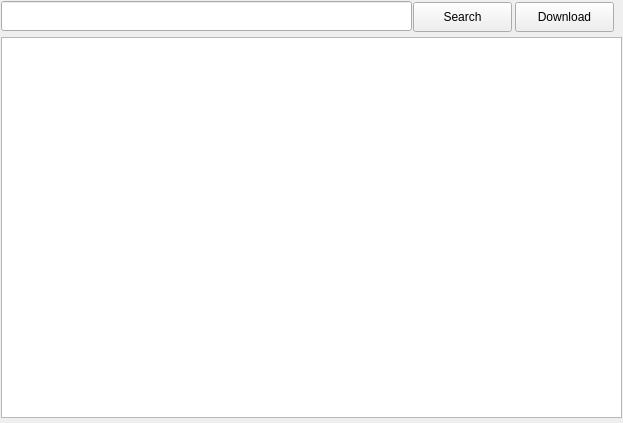
Old version of the form src/design/main.ui in the repository petrushev/gettornado.
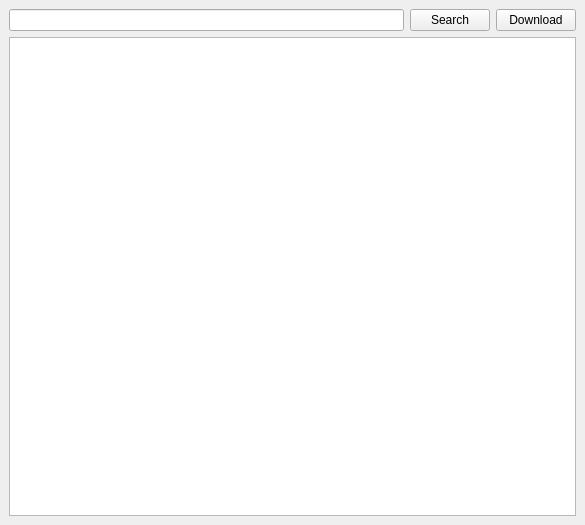
New version of the form.

Commit message: - Dynamicaly resizable design - Ported to Qt5

```diff
--- a/src/design/main.ui
+++ b/src/design/main.ui
@@ -6,59 +6,50 @@
    <rect>
     <x>0</x>
     <y>0</y>
-    <width>623</width>
-    <height>423</height>
+    <width>585</width>
+    <height>525</height>
    </rect>
   </property>
   <property name="windowTitle">
    <string>Torent Downloader</string>
   </property>
   <widget class="QWidget" name="Centralwidget">
+   <layout class="QVBoxLayout" name="verticalLayout">
+    <item>
+     <layout class="QHBoxLayout" name="horizontalLayout">
+      <item>
+       <widget class="QLineEdit" name="qText"/>
+      </item>
+      <item>
    <widget class="QPushButton" name="searchBtn">
-    <property name="geometry">
-     <rect>
-      <x>413</x>
-      <y>2</y>
-      <width>99</width>
-      <height>30</height>
-     </rect>
+        <property name="maximumSize">
+         <size>
+          <width>100</width>
+          <height>16777215</height>
+         </size>
     </property>
     <property name="text">
      <string>Search</string>
     </property>
    </widget>
+      </item>
+      <item>
    <widget class="QPushButton" name="downloadBtn">
-    <property name="geometry">
-     <rect>
-      <x>515</x>
-      <y>2</y>
-      <width>99</width>
-      <height>30</height>
-     </rect>
+        <property name="maximumSize">
+         <size>
+          <width>100</width>
+          <height>16777215</height>
+         </size>
     </property>
     <property name="text">
      <string>Download</string>
     </property>
    </widget>
-   <widget class="QLineEdit" name="qText">
-    <property name="geometry">
-     <rect>
-      <x>1</x>
-      <y>1</y>
-      <width>411</width>
-      <height>30</height>
-     </rect>
-    </property>
-   </widget>
+      </item>
+     </layout>
+    </item>
+    <item>
    <widget class="QTableWidget" name="resultList">
-    <property name="geometry">
-     <rect>
-      <x>1</x>
-      <y>37</y>
-      <width>621</width>
-      <height>381</height>
-     </rect>
-    </property>
     <property name="gridStyle">
      <enum>Qt::DotLine</enum>
     </property>
@@ -80,6 +71,8 @@
     <column/>
     <column/>
    </widget>
+    </item>
+   </layout>
   </widget>
  </widget>
  <resources/>
```
Lines whose indentation alone changed are shown as unchanged. The commit also changes 4 other files.
